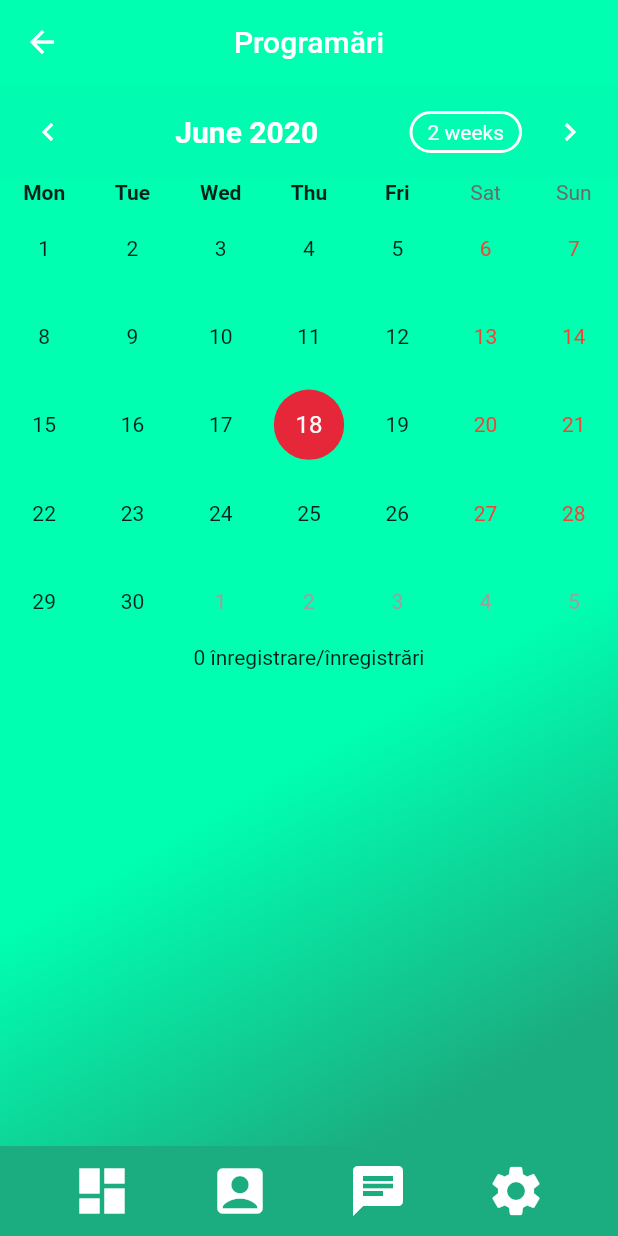
After one commit to maramih/toothly, a Flutter app: the AppointmentsCalendarEvents screen opened directly, on a phone screen of 412 x 824 dp. The commit adds this screen. Run offline on Flutter 3.47's test engine with Material 2 defaults, Android fonts, the phone set to English and light mode, and no system bars; drawn by our look-alikes of table_calendar; our stand-ins replace cloud_firestore, cloud_functions, firebase_auth, flushbar, flutter_form_builder, flutter_speed_dial and 2 more; missing offline and left inert: firebase_admin; accounts and stored records are empty.

Commit message:
Updated enviroment variables added see appointments calendar added search bar to user list

```diff
--- a/toothly/lib/models/user.dart
+++ b/toothly/lib/models/user.dart
@@ -3,9 +3,9 @@ import 'package:toothly/shared/ERoleTypes.dart';
 class User{
 
   final String uid;
-  //final int role;
+  final String role;
 
-  User({this.uid});
+  User({this.uid,this.role});
   //User({this.uid,this.role});
 }
 
--- /dev/null
+++ b/toothly/lib/screens/dashboard/dashboard_options/appointments/appointments_calendar_events.dart
@@ -0,0 +1,164 @@
+import 'package:flutter/material.dart';
+import 'package:table_calendar/table_calendar.dart';
+import 'package:toothly/models/request.dart';
+import 'package:toothly/services/database.dart';
+import 'package:toothly/shared/ERequestStatus.dart';
+import 'package:toothly/shared/colors.dart';
+import 'package:toothly/shared/constants.dart';
+import 'package:toothly/shared/environment_variables.dart';
+import 'package:intl/intl.dart';
+
+
+class AppointmentsCalendarEvents extends StatefulWidget {
+  final String uid;
+
+  AppointmentsCalendarEvents({this.uid});
+
+  @override
+  _AppointmentsCalendarEventsState createState() =>
+      _AppointmentsCalendarEventsState();
+}
+
+class _AppointmentsCalendarEventsState
+    extends State<AppointmentsCalendarEvents> {
+
+    CalendarController _controller;
+    Map<DateTime, List<dynamic>> _events;
+    List<dynamic> _selectedEvents;
+    DateTime _selectedDay = DateTime.now();
+
+    @override
+    void initState() {
+      _controller = CalendarController();
+      _events = {};
+      _selectedEvents = [];
+      super.initState();
+    }
+
+    @override
+    Widget build(BuildContext context) {
+      return Scaffold(
+        appBar: AppBar(
+            centerTitle: true,
+            title: Text(APPOINTMENTS),
+            backgroundColor: Swatches.green2.withOpacity(1),
+            elevation: 0.0
+        ),
+        body: Container(
+          child: StreamBuilder<List<Request>>(
+              stream: DatabaseService().appointmentsByUser(widget.uid),
+              builder: (context, snapshot) {
+                if (snapshot.hasData) {
+                  List<Request> allRequests = snapshot.data;
+                  if (allRequests.isNotEmpty) {
+                    _events = _groupEvents(allRequests);
+                    print("its not empty " + _events.length.toString());
+                  }
+                  return Column(
+                    children: <Widget>[
+                      TableCalendar(
+                          events: _events,
+                          calendarController: _controller,
+                          calendarStyle: CalendarStyle(
+                              canEventMarkersOverflow: true,
+                              selectedColor: Swatches.myPrimaryRed,
+                              todayColor: Swatches.myPrimaryMint,
+                              markersColor: Swatches.green3),
+                          headerStyle: HeaderStyle(
+                              centerHeaderTitle: true,
+                              leftChevronIcon: Icon(
+                                Icons.chevron_left,
+                                color: Colors.white,
+                              ),
+                              rightChevronIcon: Icon(
+                                Icons.chevron_right,
+                                color: Colors.white,
+                              ),
+                              titleTextStyle: TextStyle(
+                                  color: Colors.white,
+                                  fontSize: 20.0,
+                                  fontWeight: FontWeight.bold),
+                              formatButtonDecoration: BoxDecoration(
+                                  border:
+                                      Border.all(color: Colors.white, width: 2.0),
+                                  borderRadius: BorderRadius.all(
+                                      const Radius.circular(50.0))),
+                              formatButtonTextStyle: TextStyle(
+                                color: Colors.white,
+                              ),
+                              decoration: BoxDecoration(
+                                  color: Swatches.green3.withOpacity(0.05))),
+                          daysOfWeekStyle: DaysOfWeekStyle(
+                              weekdayStyle: TextStyle(
+                            fontWeight: FontWeight.bold,
+                          )),
+                          startingDayOfWeek: StartingDayOfWeek.monday,
+                          //startDay: DateTime.now(),
+                          endDay: DateTime.now().add(Duration(days: 365)),
+                          initialSelectedDay: _selectedDay ?? DateTime.now(),
+                          onDaySelected: (day, events) => setState(() {
+                                _selectedEvents = events;
+                                _selectedDay = day;
+                              })),
+                      Center(child: Text(_selectedEvents.length.toString()+" înregistrare/înregistrări")),
+                      ListView(
+                        shrinkWrap: true,
+                        children: <Widget>[
+                          ...?_selectedEvents.map((event) {
+                            return Container(
+                              margin: const EdgeInsets.symmetric(
+                                  horizontal: 8.0, vertical: 4.0),
+                              child: Container(
+                                decoration: BoxDecoration(
+                                    borderRadius: const BorderRadius.all(
+                                        const Radius.circular(10.0)),
+                                    color: Colors.white),
+                                child: Column(
+                                  children: <Widget>[
+                                    ListTile(
+                                      title: Text(event.clientName),
+                                      subtitle: Text("Dr. "+event.doctorName+"\n"
+                                          +"Data: "+ DateFormat("dd-MM-yyyy").format(event.date)+"\n"
+                                          +"Ora: "+ DateFormat("HH:mm").format(event.date)+"\n"
+                                          +"Status: "+ ERequestStatus.values[event.state].toString()),
+                                      leading: Padding(
+                                        padding: const EdgeInsets.fromLTRB(0, 15.0, 0, 0),
+                                        child: Icon(Icons.add_box,size: 40,color: Swatches.myPrimaryRed,),
+                                      ),
+                                      onTap: () {
+                                        showDialog(
+                                          context: context,
+                                          builder: (context) => AlertDialog(
+                                            title: Text("event touched"),
+                                          ),
+                                        );
+                                      },
+                                    )
+                                  ],
+                                ),
+                              ),
+                            );
+                          }).toList(),
+                        ],
+                      ),
+                    ],
+                  );
+                } else
+                  return Container();
+              }),
+          decoration: gradientBoxDecoration,
+        ),
+        bottomNavigationBar: bottomBar,
+      );
+    }
+    Map<DateTime, List<dynamic>> _groupEvents(List<Request> allRequests) {
+      Map<DateTime, List<dynamic>> data = {};
+      allRequests.forEach((event) {
+        DateTime dateTime =
+        DateTime(event.date.year, event.date.month, event.date.day);
+        if (data[dateTime] == null) data[dateTime] = [];
+        data[dateTime].add(event);
+      });
+      return data;
+    }
+  }
--- a/toothly/lib/screens/home/home.dart
+++ b/toothly/lib/screens/home/home.dart
@@ -1,5 +1,7 @@
 import 'package:flutter/material.dart';
 import 'package:toothly/models/profile.dart';
+import 'package:toothly/models/timeslot.dart';
+import 'package:toothly/models/user.dart';
 import 'package:toothly/shared/constants.dart';
 import '../profile/components/profile_list.dart';
 import 'package:toothly/services/auth.dart';
@@ -7,6 +9,8 @@ import 'package:provider/provider.dart';
 import 'package:toothly/services/database.dart';
 import 'package:toothly/shared/colors.dart';
 
+
+//adauga controller
 class Home extends StatelessWidget {
   final AuthService _auth = AuthService();
   final double iconSize = 40;
@@ -32,13 +36,32 @@ class Home extends StatelessWidget {
       ],
     );
 
-    return StreamProvider<List<Profile>>.value(
-      value: DatabaseService().profiles,
-      child: Scaffold(
+    return MultiProvider(
+      providers: [
+        StreamProvider<UserData>.value(value: DatabaseService().userData),
+        StreamProvider<List<Profile>>.value(value: DatabaseService().profiles),
+
+//        StreamProvider<DateTime>.value(value: DatabaseService().availableDates),
+//        StreamProvider<List<Timeslot>>.value(value: DatabaseService().timeslots)
+      ],
+      child:Scaffold(
         backgroundColor: Swatches.green2.withOpacity(1),
         appBar: upperBar,
         body:
-            Container(decoration: gradientBoxDecoration, child: ProfileList()),
+        Container(decoration: gradientBoxDecoration, child: InkWell(
+            onTap:(){
+              var doctorId= "7bmKq9n9fmVUpm9pyQGNtlFRccv2";
+              Map<String,int> timeslots={
+                DateTime(2020,7,10,9).millisecondsSinceEpoch.toString(): 0,
+                DateTime(2020,7,10,10).millisecondsSinceEpoch.toString(): 0,
+                DateTime(2020,7,10,11).millisecondsSinceEpoch.toString(): 0,
+                DateTime(2020,7,10,12).millisecondsSinceEpoch.toString(): 0,
+                DateTime(2020,7,10,14).millisecondsSinceEpoch.toString(): 0,
+                DateTime(2020,7,10,18).millisecondsSinceEpoch.toString(): 0,
+              };
+              DatabaseService().createDoctorTimeslots(doctorId, timeslots);
+            } ,
+            child: ProfileList())),
         bottomNavigationBar: bottomBar,
       ),
     );
--- a/toothly/lib/screens/settings/settings.dart
+++ b/toothly/lib/screens/settings/settings.dart
@@ -11,7 +11,7 @@ class SettingsMenu extends StatelessWidget {
       ),
       backgroundColor: Swatches.mySecondaryMint,
       body: Center(
-        child: Text("set me"),
+        child: Text("LogOut\nPrivacyPolicy\nAbout the clinic\nChange password\nPermissions"),
       ),
       bottomNavigationBar: bottomBar,
     );
--- a/toothly/lib/screens/settings/settings_form.dart
+++ b/toothly/lib/screens/settings/settings_form.dart
@@ -1,3 +1,4 @@
+import 'package:flushbar/flushbar.dart';
 import 'package:flutter/material.dart';
 import 'package:flutter/services.dart';
 import 'package:flutter_form_builder/flutter_form_builder.dart';
@@ -211,6 +212,9 @@ class _SettingsFormState extends State<SettingsForm> {
                                         userData.role,
                                         _currentAge ?? userData.age);
                                 Navigator.pop(context);
+                                Flushbar(title:  "UPDATE",
+                                  message:  "Profil actualizat ",
+                                  duration:  Duration(seconds: 3),    )..show(context);
                               }
                             }),
                       ],
--- a/toothly/lib/screens/wrapper.dart
+++ b/toothly/lib/screens/wrapper.dart
@@ -5,7 +5,7 @@ import 'package:toothly/screens/authenticate/authenticate.dart';
 import 'package:toothly/screens/home/home.dart';
 import 'package:toothly/screens/profile/my_profile.dart';
 import 'package:toothly/services/database.dart';
-import 'package:toothly/shared/strings.dart';
+import 'package:toothly/shared/environment_variables.dart';
 
 class Wrapper extends StatelessWidget {
   @override
--- a/toothly/lib/services/auth.dart
+++ b/toothly/lib/services/auth.dart
@@ -58,7 +58,6 @@ class AuthService {
 
 
 //register with email&pass
-
   Future registerWithEmailAndPssword(String email, String password) async {
     try {
       AuthResult result = await _auth.createUserWithEmailAndPassword(
```
Also changed, not shown: toothly/lib/screens/dashboard/dashboard.dart (+24 -13 lines), toothly/lib/screens/dashboard/dashboard_options/appointments/appointments.dart (+19 -46 lines), toothly/lib/screens/dashboard/dashboard_options/users_lists/clients_list.dart (added, +148 -0 lines), toothly/lib/services/database.dart (+29 -26 lines), toothly/lib/shared/environment_variables.dart (renamed from toothly/lib/shared/strings.dart, +8 -0 lines), toothly/lib/shared/menuOptionsTypes.dart (+10 -3 lines).
